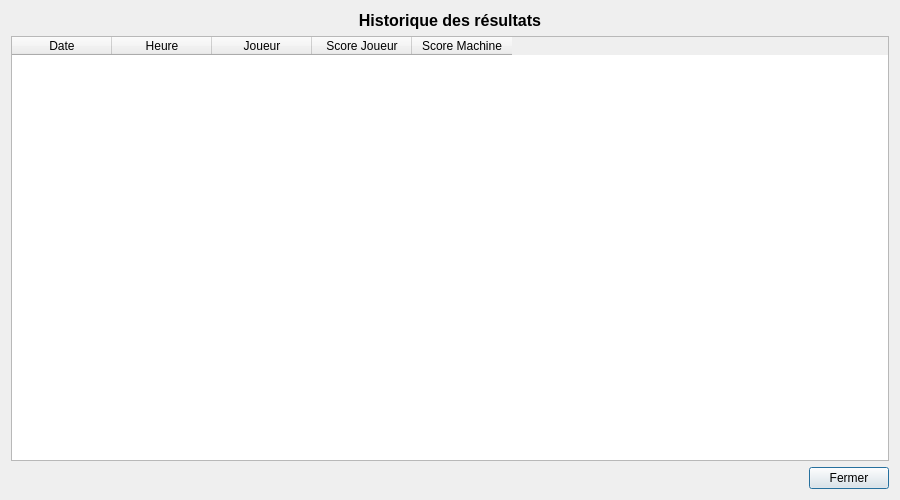
First picture: the form in resultats.ui, repository samuelhentrics/Chifoumi, before the edit.
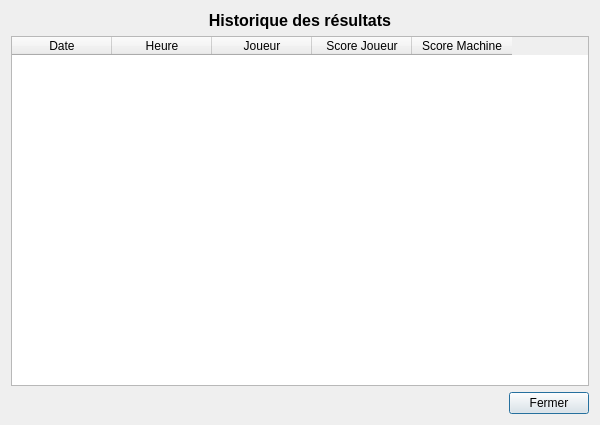
Second picture: the form after the edit.

```diff
--- a/resultats.ui
+++ b/resultats.ui
@@ -9,20 +9,20 @@
    <rect>
     <x>0</x>
     <y>0</y>
-    <width>900</width>
-    <height>500</height>
+    <width>600</width>
+    <height>425</height>
    </rect>
   </property>
   <property name="minimumSize">
    <size>
-    <width>900</width>
-    <height>500</height>
+    <width>600</width>
+    <height>425</height>
    </size>
   </property>
   <property name="maximumSize">
    <size>
-    <width>900</width>
-    <height>500</height>
+    <width>600</width>
+    <height>425</height>
    </size>
   </property>
   <property name="windowTitle">
@@ -37,6 +37,7 @@
      <property name="font">
       <font>
        <pointsize>12</pointsize>
+       <weight>75</weight>
        <bold>true</bold>
       </font>
      </property>
```
